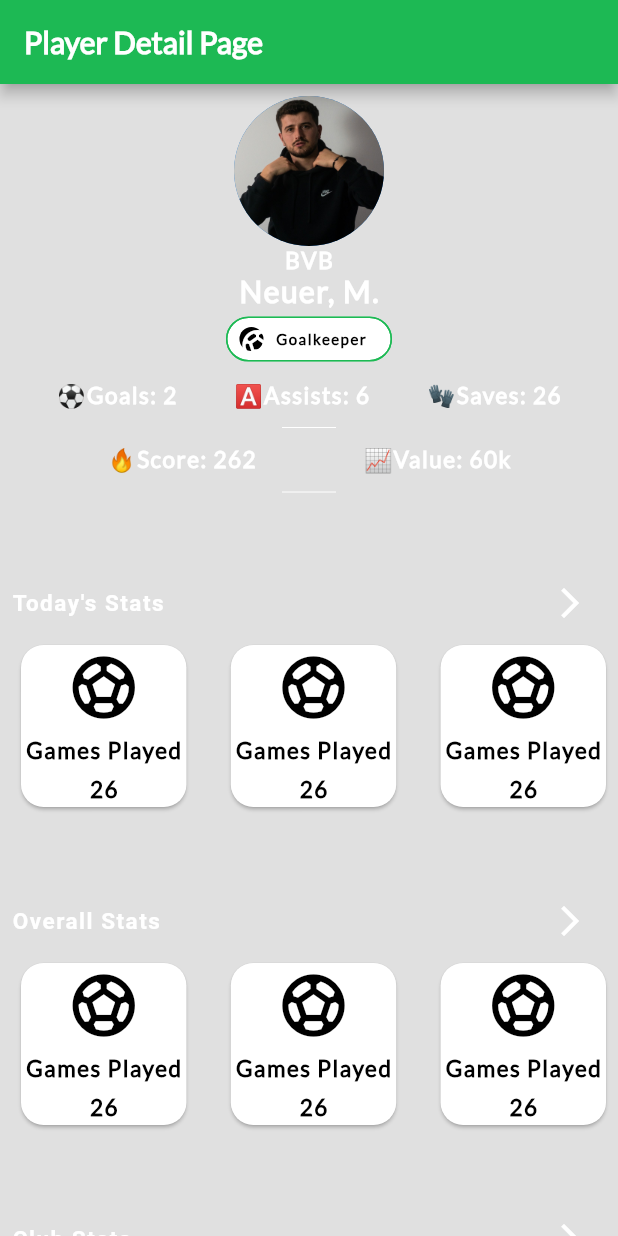
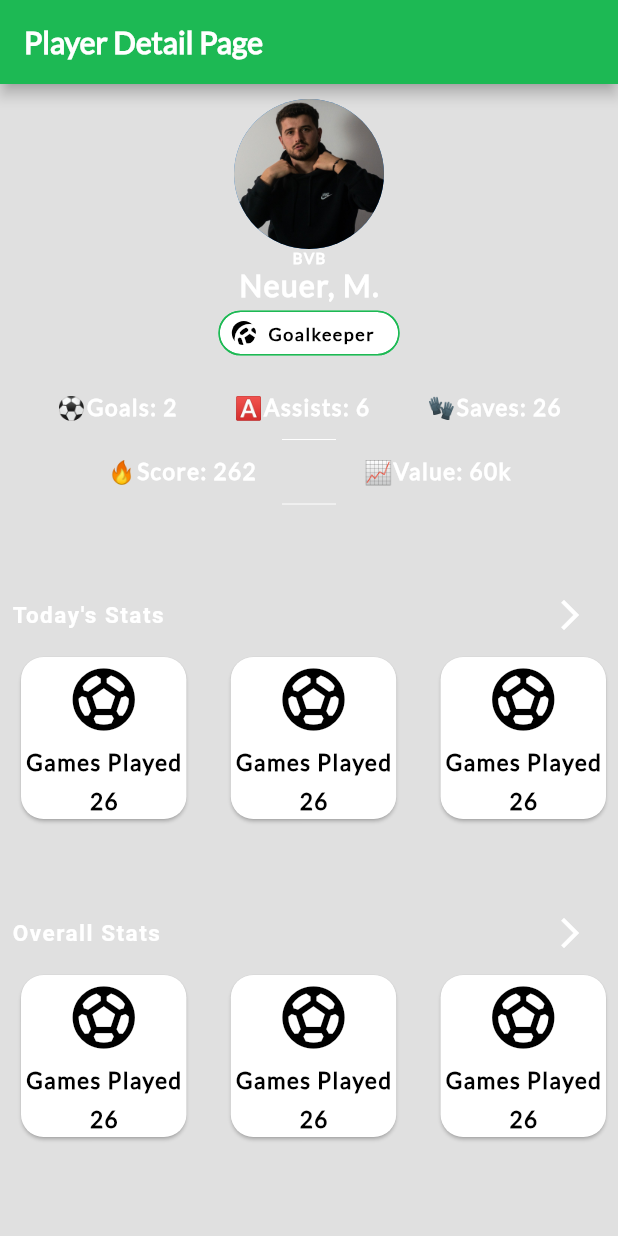
Before and after one commit to kleviss/flutter-business-card, a Flutter app: the screen it shows after launch, on a phone screen of 412 x 824 dp. Run offline on Flutter 3.47's test engine with Material 2 defaults, Android fonts, the phone set to English and light mode, and no system bars; Roboto replaces fonts that are missing (Alto).

Commit message:
add font size parameter

```diff
--- a/lib/widgets/header_row.dart
+++ b/lib/widgets/header_row.dart
@@ -7,7 +7,7 @@ class HeaderRow extends StatelessWidget {
   @override
   Widget build(BuildContext context) {
     return Padding(
-      padding: const EdgeInsets.all(8.0),
+      padding: const EdgeInsets.fromLTRB(8, 10, 8, 20),
       child: Row(
         mainAxisAlignment: MainAxisAlignment.center,
         children: [
@@ -17,7 +17,7 @@ class HeaderRow extends StatelessWidget {
                 radius: 50.0,
                 backgroundImage: AssetImage('images/klevis.jpeg'),
               ),
-              NeoText(text: "BVB"),
+              NeoText(text: "BVB", fontSize: 10.0),
               Text(
                 'Neuer, M.',
                 style: TextStyle(
@@ -48,7 +48,7 @@ class HeaderRow extends StatelessWidget {
                 ),
                 labelStyle: TextStyle(
                   color: Colors.black,
-                  fontSize: 10.0,
+                  fontSize: 12.0,
                   fontWeight: FontWeight.bold,
                   letterSpacing: 1.0,
                   fontFamily: 'Lato',
--- a/lib/widgets/neo_text.dart
+++ b/lib/widgets/neo_text.dart
@@ -2,19 +2,21 @@ import 'package:flutter/material.dart';
 
 class NeoText extends StatelessWidget {
   final String text;
+  final double fontSize;
 
   const NeoText({
     super.key,
     required this.text,
+    this.fontSize = 15.0,
   });
 
   @override
   Widget build(BuildContext context) {
     return Text(
       text,
-      style: const TextStyle(
+      style: TextStyle(
         color: Colors.white,
-        fontSize: 15.0,
+        fontSize: fontSize,
         fontWeight: FontWeight.bold,
         letterSpacing: 1.0,
         fontFamily: 'Lato',
```
